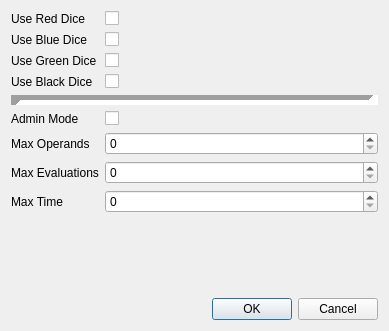
Old version of the form settingsdialog.ui in the repository jnbarchan/Equations.
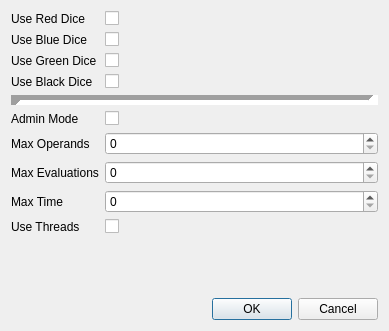
New version of the form.

Diff of the .ui file:
```diff
--- a/settingsdialog.ui
+++ b/settingsdialog.ui
@@ -109,7 +109,7 @@
      </property>
     </widget>
    </item>
-   <item row="9" column="0">
+   <item row="10" column="0">
     <spacer name="verticalSpacer">
      <property name="orientation">
       <enum>Qt::Orientation::Vertical</enum>
@@ -122,7 +122,7 @@
      </property>
     </spacer>
    </item>
-   <item row="10" column="0" colspan="2">
+   <item row="11" column="0" colspan="2">
     <widget class="QDialogButtonBox" name="buttonBox">
      <property name="orientation">
       <enum>Qt::Orientation::Horizontal</enum>
@@ -172,6 +172,20 @@
    <item row="8" column="1">
     <widget class="QSpinBox" name="spnMaxTime"/>
    </item>
+   <item row="9" column="0">
+    <widget class="QLabel" name="label_9">
+     <property name="text">
+      <string>Use Threads</string>
+     </property>
+    </widget>
+   </item>
+   <item row="9" column="1">
+    <widget class="QCheckBox" name="chkUseThreads">
+     <property name="text">
+      <string/>
+     </property>
+    </widget>
+   </item>
   </layout>
  </widget>
  <resources/>
```
